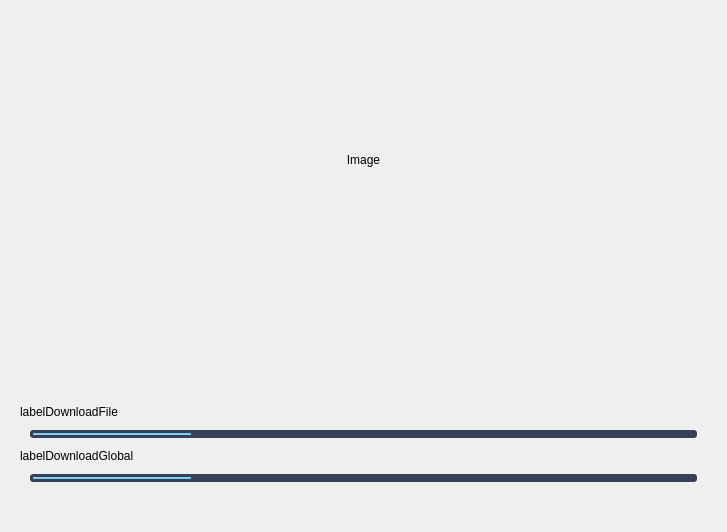
Old version of the form ui/downloadui.ui in the repository Covalia/standalone-deployer.
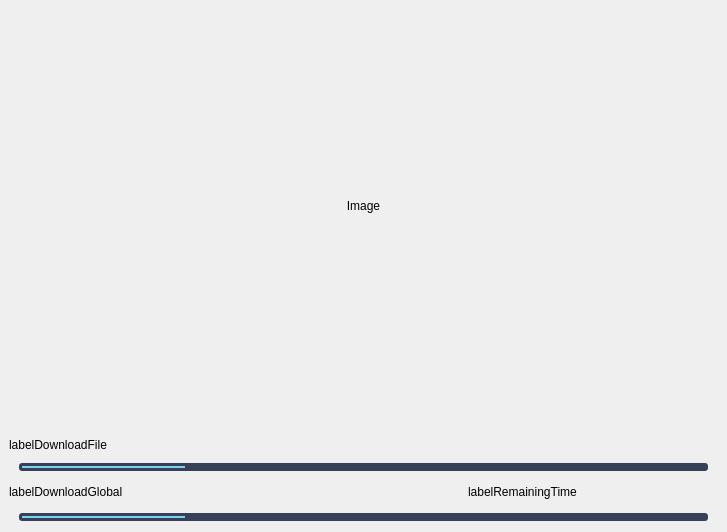
New version of the form.

The edit to the form file:
```diff
--- a/ui/downloadui.ui
+++ b/ui/downloadui.ui
@@ -14,15 +14,57 @@
    <string>Form</string>
   </property>
   <layout class="QVBoxLayout" name="verticalLayout_2">
+   <property name="spacing">
+    <number>6</number>
+   </property>
+   <property name="leftMargin">
+    <number>0</number>
+   </property>
+   <property name="topMargin">
+    <number>0</number>
+   </property>
+   <property name="rightMargin">
+    <number>0</number>
+   </property>
+   <property name="bottomMargin">
+    <number>0</number>
+   </property>
    <item>
     <layout class="QVBoxLayout" name="verticalLayout">
+     <property name="spacing">
+      <number>0</number>
+     </property>
      <item>
       <widget class="QWidget" name="widgetImage" native="true">
        <layout class="QVBoxLayout" name="verticalLayout_4">
+        <property name="leftMargin">
+         <number>0</number>
+        </property>
+        <property name="topMargin">
+         <number>0</number>
+        </property>
+        <property name="rightMargin">
+         <number>0</number>
+        </property>
+        <property name="bottomMargin">
+         <number>0</number>
+        </property>
         <item>
          <layout class="QVBoxLayout" name="verticalLayout_3">
+          <property name="spacing">
+           <number>0</number>
+          </property>
           <item>
            <widget class="QLabel" name="labelImage">
+            <property name="sizePolicy">
+             <sizepolicy hsizetype="MinimumExpanding" vsizetype="MinimumExpanding">
+              <horstretch>0</horstretch>
+              <verstretch>0</verstretch>
+             </sizepolicy>
+            </property>
+            <property name="styleSheet">
+             <string notr="true"/>
+            </property>
             <property name="text">
              <string>Image</string>
             </property>
@@ -31,17 +73,35 @@
             </property>
            </widget>
           </item>
-          <item>
+          <item alignment="Qt::AlignHCenter">
            <widget class="QWidget" name="widgetChangeImageButton" native="true">
+            <property name="minimumSize">
+             <size>
+              <width>100</width>
+              <height>0</height>
+             </size>
+            </property>
             <property name="maximumSize">
              <size>
               <width>16777215</width>
               <height>50</height>
              </size>
             </property>
+            <property name="styleSheet">
+             <string notr="true"/>
+            </property>
             <layout class="QHBoxLayout" name="horizontalLayout_2">
+             <property name="spacing">
+              <number>10</number>
+             </property>
+             <property name="topMargin">
+              <number>10</number>
+             </property>
+             <property name="bottomMargin">
+              <number>10</number>
+             </property>
              <item>
-              <layout class="QHBoxLayout" name="horizontalLayout"/>
+              <layout class="QHBoxLayout" name="horizontalLayoutButtonSlider"/>
              </item>
             </layout>
            </widget>
@@ -53,13 +113,25 @@
      </item>
      <item>
       <widget class="QWidget" name="widgetDownload" native="true">
+       <property name="minimumSize">
+        <size>
+         <width>0</width>
+         <height>100</height>
+        </size>
+       </property>
        <property name="maximumSize">
         <size>
          <width>16777215</width>
-         <height>150</height>
+         <height>100</height>
         </size>
        </property>
        <layout class="QVBoxLayout" name="verticalLayout_6">
+        <property name="topMargin">
+         <number>0</number>
+        </property>
+        <property name="bottomMargin">
+         <number>0</number>
+        </property>
         <item>
          <layout class="QVBoxLayout" name="verticalLayout_5">
           <item>
@@ -114,13 +186,59 @@
            </widget>
           </item>
           <item>
-           <widget class="QLabel" name="labelProgresseBarGlobal">
-            <property name="styleSheet">
-             <string notr="true">color : @color-text-gray;</string>
+           <widget class="QWidget" name="widget" native="true">
+            <property name="minimumSize">
+             <size>
+              <width>0</width>
+              <height>20</height>
+             </size>
             </property>
-            <property name="text">
-             <string notr="true">labelDownloadGlobal</string>
-            </property>
+            <layout class="QHBoxLayout" name="horizontalLayout_3">
+             <property name="leftMargin">
+              <number>0</number>
+             </property>
+             <property name="topMargin">
+              <number>0</number>
+             </property>
+             <property name="rightMargin">
+              <number>0</number>
+             </property>
+             <property name="bottomMargin">
+              <number>0</number>
+             </property>
+             <item>
+              <layout class="QHBoxLayout" name="horizontalLayout">
+               <item>
+                <widget class="QLabel" name="labelProgresseBarGlobal">
+                 <property name="styleSheet">
+                  <string notr="true">color : @color-text-gray;</string>
+                 </property>
+                 <property name="text">
+                  <string notr="true">labelDownloadGlobal</string>
+                 </property>
+                </widget>
+               </item>
+               <item alignment="Qt::AlignRight">
+                <widget class="QLabel" name="label">
+                 <property name="minimumSize">
+                  <size>
+                   <width>250</width>
+                   <height>0</height>
+                  </size>
+                 </property>
+                 <property name="styleSheet">
+                  <string notr="true">color : @color-text-gray;</string>
+                 </property>
+                 <property name="text">
+                  <string notr="true">labelRemainingTime</string>
+                 </property>
+                </widget>
+               </item>
+              </layout>
+             </item>
+            </layout>
+            <zorder>labelProgresseBarGlobal</zorder>
+            <zorder>horizontalLayoutWidget</zorder>
            </widget>
           </item>
           <item>
```
